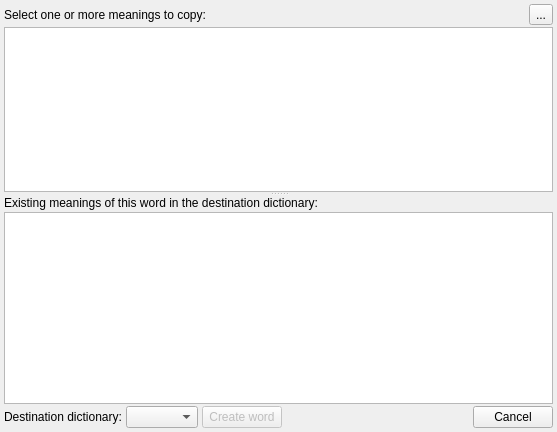
This is wordtodictionaryform.ui in z1dev/zkanji as Qt 5 draws it before an edit. The edited form follows.
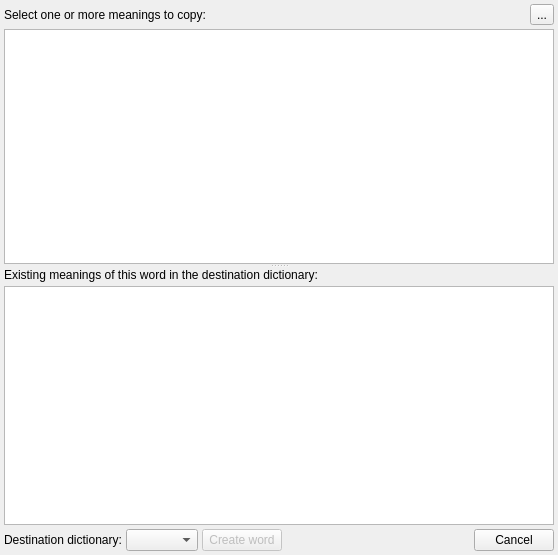
This is the edited form. Custom widgets are drawn as their Qt base class.

Patch:
```diff
--- a/wordtodictionaryform.ui
+++ b/wordtodictionaryform.ui
@@ -6,8 +6,8 @@
    <rect>
     <x>0</x>
     <y>0</y>
-    <width>557</width>
-    <height>432</height>
+    <width>558</width>
+    <height>555</height>
    </rect>
   </property>
   <property name="windowTitle">
@@ -16,7 +16,7 @@
   <widget class="QWidget" name="centralwidget">
    <layout class="QVBoxLayout" name="verticalLayout">
     <property name="spacing">
-     <number>2</number>
+     <number>4</number>
     </property>
     <property name="leftMargin">
      <number>4</number>
@@ -72,6 +72,24 @@
       <property name="childrenCollapsible">
        <bool>false</bool>
       </property>
+      <widget class="QWidget" name="widget" native="true">
+       <layout class="QVBoxLayout" name="verticalLayout_3">
+        <property name="spacing">
+         <number>0</number>
+        </property>
+        <property name="leftMargin">
+         <number>0</number>
+        </property>
+        <property name="topMargin">
+         <number>0</number>
+        </property>
+        <property name="rightMargin">
+         <number>0</number>
+        </property>
+        <property name="bottomMargin">
+         <number>0</number>
+        </property>
+        <item>
       <widget class="ZDictionaryListView" name="wordsTable">
        <property name="sizePolicy">
         <sizepolicy hsizetype="Expanding" vsizetype="Expanding">
@@ -80,10 +98,35 @@
         </sizepolicy>
        </property>
       </widget>
+        </item>
+        <item>
+         <widget class="ZStatusBar" name="wordsStatus" native="true">
+         </widget>
+        </item>
+       </layout>
+      </widget>
       <widget class="QWidget" name="meaningsWidget" native="true">
+       <layout class="QVBoxLayout" name="verticalLayout_4">
+        <property name="spacing">
+         <number>0</number>
+        </property>
+        <property name="leftMargin">
+         <number>0</number>
+        </property>
+        <property name="topMargin">
+         <number>0</number>
+        </property>
+        <property name="rightMargin">
+         <number>0</number>
+        </property>
+        <property name="bottomMargin">
+         <number>0</number>
+        </property>
+        <item>
+         <widget class="QWidget" name="widget_3" native="true">
        <layout class="QVBoxLayout" name="verticalLayout_2">
         <property name="spacing">
-         <number>2</number>
+            <number>4</number>
         </property>
         <property name="leftMargin">
          <number>0</number>
@@ -109,6 +152,13 @@
         </item>
        </layout>
       </widget>
+        </item>
+        <item>
+         <widget class="ZStatusBar" name="meaningsStatus" native="true">
+         </widget>
+        </item>
+       </layout>
+      </widget>
      </widget>
     </item>
     <item>
@@ -167,6 +217,12 @@
    <extends>QTableView</extends>
    <header>zdictionarylistview.h</header>
   </customwidget>
+  <customwidget>
+   <class>ZStatusBar</class>
+   <extends>QWidget</extends>
+   <header>zstatusbar.h</header>
+   <container>1</container>
+  </customwidget>
  </customwidgets>
  <resources/>
  <connections/>
```
Lines whose indentation alone changed are shown as unchanged.
